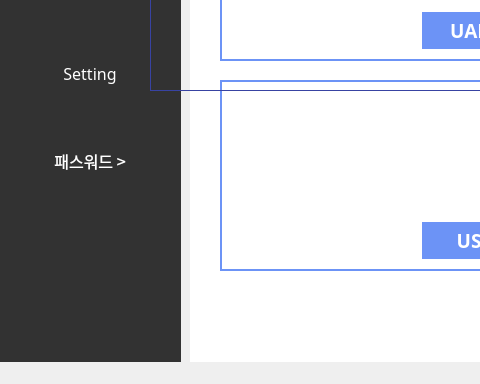
Qt form step1.ui (skyun333/wallpad) before a commit; both pictures show x 0 to 480 and y 320 to 704 of the 961 by 704 pixel window.
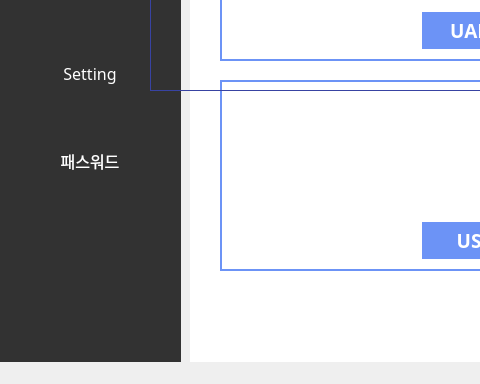
The same form after that commit. Icons and pictures are not drawn.

The edit to the form file:
```diff
--- a/step1.ui
+++ b/step1.ui
@@ -262,7 +262,7 @@
         <string notr="true">color:rgb(255, 255, 255)</string>
        </property>
        <property name="text">
-        <string>패스워드 &gt;</string>
+        <string>패스워드</string>
        </property>
        <property name="alignment">
         <set>Qt::AlignCenter</set>
```
